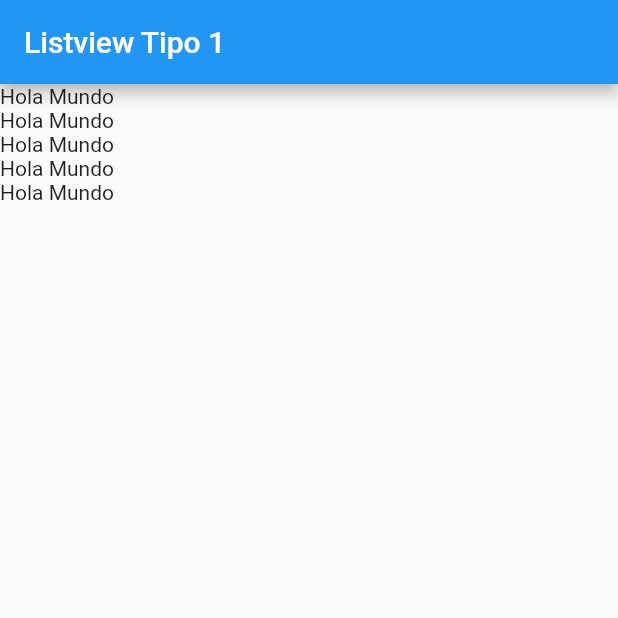
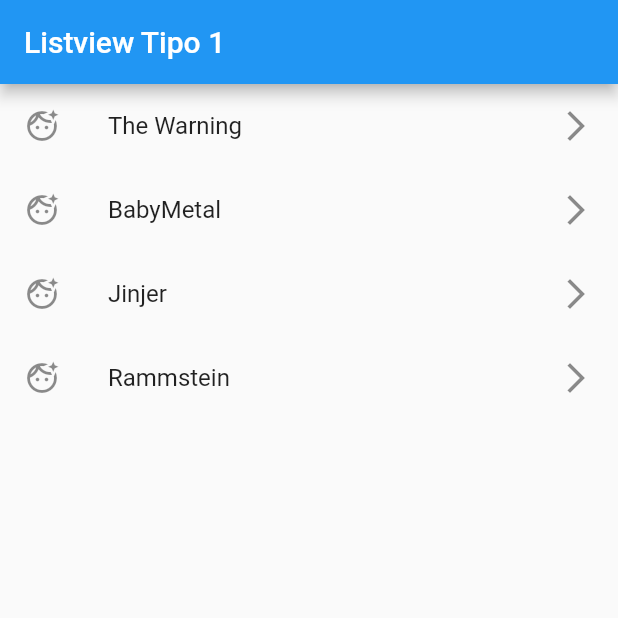
Before and after one commit to DavidCastelloBatet/fl_components_vF281, a Flutter app: the screen it shows after launch, on a phone screen of 412 x 824 dp, the top half of it. Run offline on Flutter 3.47's test engine with Material 2 defaults, Android fonts, the phone set to English and light mode, and no system bars.

Commit message:
65 crear listtiles a partir de lista estatica

```diff
--- a/lib/screens/listview1_screen.dart
+++ b/lib/screens/listview1_screen.dart
@@ -1,6 +1,8 @@
 import 'package:flutter/material.dart';
 
 class Listview1Screen extends StatelessWidget {
+  final options = const ['The Warning', 'BabyMetal', 'Jinjer', 'Rammstein'];
+
   const Listview1Screen({Key? key}) : super(key: key);
 
   @override
@@ -10,12 +12,14 @@ class Listview1Screen extends StatelessWidget {
         title: const Text('Listview Tipo 1'),
       ),
       body: ListView(
-        children: const [
-          Text('Hola Mundo'),
-          Text('Hola Mundo'),
-          Text('Hola Mundo'),
-          Text('Hola Mundo'),
-          Text('Hola Mundo'),
+        children: [
+          ...options
+              .map((option) => ListTile(
+                    leading: const Icon(Icons.face_retouching_natural_outlined),
+                    title: Text(option),
+                    trailing: const Icon(Icons.arrow_forward_ios_outlined),
+                  ))
+              .toList(),
         ],
       ),
     );
```
